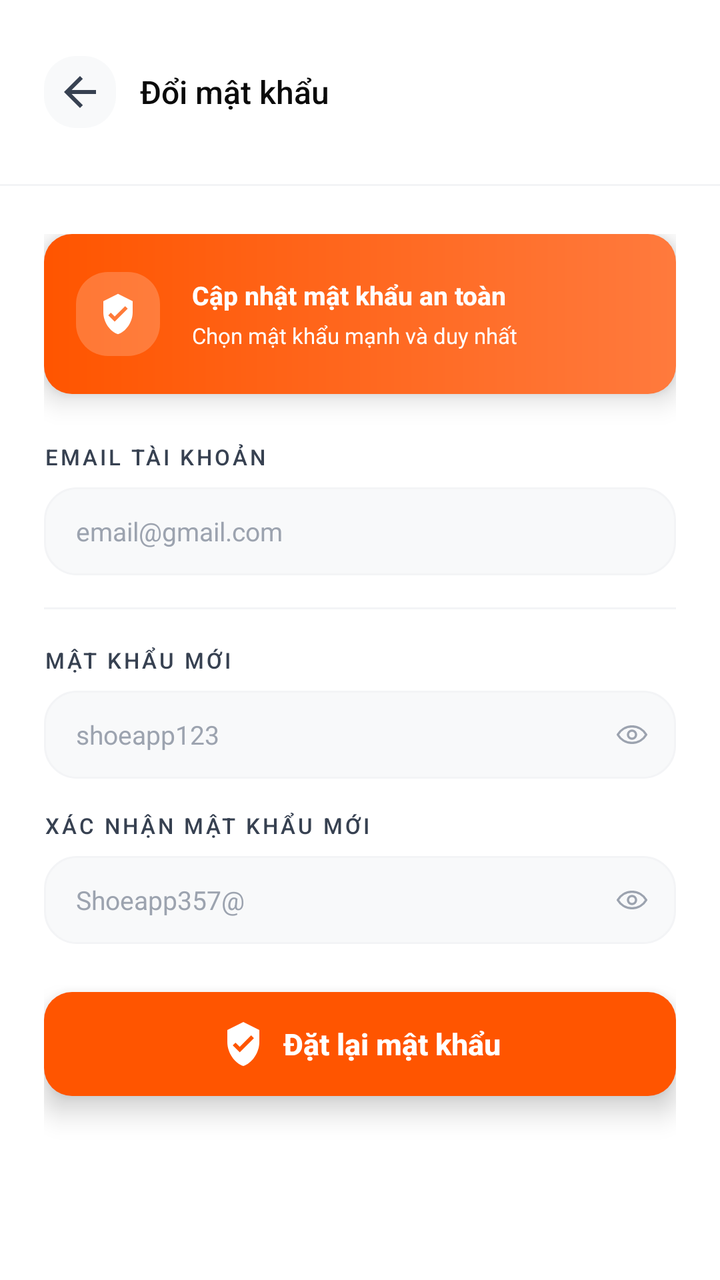
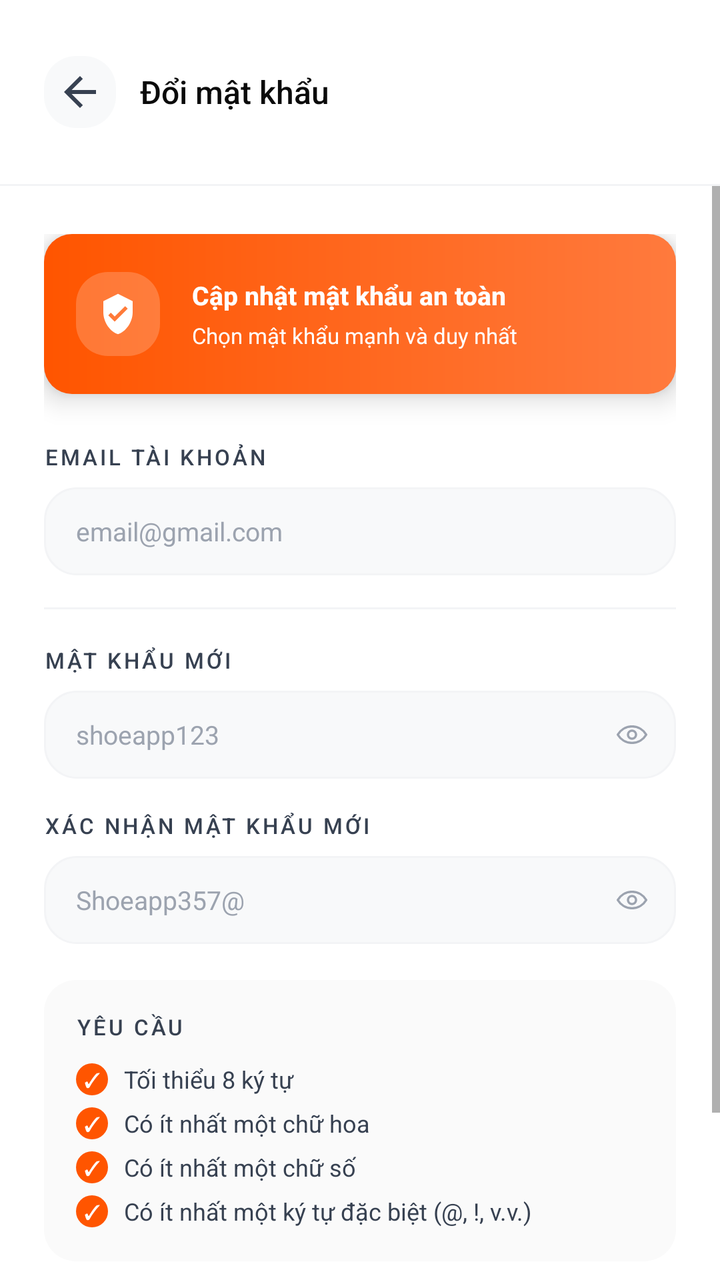

Two renders of the same Android screen: before a commit and after it. Below are the layout's source before the change and the commit's diff.
<!-- AndroidManifest.xml: application theme Theme.SoleStep -->
<!-- res/layout/activity_change_password.xml -->
<?xml version="1.0" encoding="utf-8"?>
<LinearLayout xmlns:android="http://schemas.android.com/apk/res/android"
    xmlns:app="http://schemas.android.com/apk/res-auto"
    xmlns:tools="http://schemas.android.com/tools"
    android:id="@+id/main"
    android:layout_width="match_parent"
    android:layout_height="match_parent"
    android:background="@color/bg_primary"
    android:orientation="vertical"
    tools:context=".authentication.ChangePasswordActivity">

    <LinearLayout
        android:layout_width="match_parent"
        android:layout_height="92dp"
        android:gravity="center_vertical"
        android:orientation="horizontal"
        android:paddingStart="22dp"
        android:paddingEnd="22dp">

        <ImageButton
            android:id="@+id/backButton"
            android:layout_width="36dp"
            android:layout_height="36dp"
            android:background="@drawable/bg_back_button_light"
            android:contentDescription="@string/back"
            android:padding="9dp"
            android:src="@drawable/ic_arrow_back"
            app:tint="@color/text_secondary" />

        <TextView
            android:layout_width="wrap_content"
            android:layout_height="wrap_content"
            android:layout_marginStart="12dp"
            android:fontFamily="sans-serif-medium"
            android:text="@string/auth_change_password_title"
            android:textColor="@color/text_primary"
            android:textSize="16sp" />
    </LinearLayout>

    <View
        android:layout_width="match_parent"
        android:layout_height="1dp"
        android:background="@color/border_light" />

    <ScrollView
        android:layout_width="match_parent"
        android:layout_height="0dp"
        android:layout_weight="1"
        android:clipToPadding="false"
        android:fillViewport="true"
        android:overScrollMode="never">

        <LinearLayout
            android:layout_width="match_parent"
            android:layout_height="wrap_content"
            android:orientation="vertical"
            android:paddingStart="22dp"
            android:paddingTop="24dp"
            android:paddingEnd="22dp"
            android:paddingBottom="32dp">

            <LinearLayout
                android:layout_width="match_parent"
                android:layout_height="80dp"
                android:background="@drawable/bg_auth_alert"
                android:elevation="8dp"
                android:gravity="center_vertical"
                android:orientation="horizontal"
                android:paddingStart="16dp"
                android:paddingEnd="16dp">

                <FrameLayout
                    android:layout_width="42dp"
                    android:layout_height="42dp"
                    android:background="@drawable/bg_auth_alert_icon">

                    <ImageView
                        android:layout_width="22dp"
                        android:layout_height="22dp"
                        android:layout_gravity="center"
                        android:contentDescription="@null"
                        android:src="@drawable/ic_shield"
                        app:tint="@color/brand_white" />
                </FrameLayout>

                <LinearLayout
                    android:layout_width="0dp"
                    android:layout_height="wrap_content"
                    android:layout_marginStart="16dp"
                    android:layout_weight="1"
                    android:orientation="vertical">

                    <TextView
                        android:layout_width="wrap_content"
                        android:layout_height="wrap_content"
                        android:fontFamily="sans-serif-medium"
                        android:text="@string/auth_secure_update"
                        android:textColor="@color/brand_white"
                        android:textSize="13sp"
                        android:textStyle="bold" />

                    <TextView
                        android:layout_width="wrap_content"
                        android:layout_height="wrap_content"
                        android:layout_marginTop="4dp"
                        android:fontFamily="sans-serif"
                        android:lineSpacingExtra="1dp"
                        android:text="@string/auth_secure_update_subtitle"
                        android:textColor="@color/brand_white"
                        android:textSize="11sp" />
                </LinearLayout>
            </LinearLayout>

            <TextView
                style="@style/AuthLabel"
                android:layout_marginTop="24dp"
                android:text="@string/auth_label_current_password" />

            <FrameLayout
                android:id="@+id/currentPasswordField"
                android:layout_width="match_parent"
                android:layout_height="44dp"
                android:layout_marginTop="8dp"
                android:background="@drawable/bg_signup_field">

                <EditText
                    android:id="@+id/emailInput"
                    android:layout_width="match_parent"
                    android:layout_height="match_parent"
                    android:background="@android:color/transparent"
                    android:fontFamily="sans-serif"
                    android:hint="email@gmail.com"
                    android:inputType="textEmailAddress"
                    android:paddingStart="16dp"
                    android:paddingEnd="16dp"
                    android:singleLine="true"
                    android:textColorHint="@color/text_muted"
                    android:textColor="@color/text_primary"
                    android:textSize="13sp" />
            </FrameLayout>

            <View
                android:layout_width="match_parent"
                android:layout_height="1dp"
                android:layout_marginTop="16dp"
                android:background="@color/border_light" />

            <TextView
                style="@style/AuthLabel"
                android:layout_marginTop="18dp"
                android:text="@string/auth_label_new_password" />

            <FrameLayout
                android:id="@+id/newPasswordField"
                android:layout_width="match_parent"
                android:layout_height="44dp"
                android:layout_marginTop="8dp"
                android:background="@drawable/bg_signup_field">

                <EditText
                    android:id="@+id/newPasswordInput"
                    android:layout_width="match_parent"
                    android:layout_height="match_parent"
                    android:background="@android:color/transparent"
                    android:fontFamily="sans-serif"
                    android:inputType="textPassword"
                    android:paddingStart="16dp"
                    android:paddingEnd="48dp"
                    android:singleLine="true"
                    android:hint="shoeapp123"
                    android:textColorHint="@color/text_muted"
                    android:textColor="@color/text_primary"
                    android:textSize="13sp" />

                <ImageButton
                    android:id="@+id/newPasswordVisibility"
                    android:layout_width="44dp"
                    android:layout_height="match_parent"
                    android:layout_gravity="end"
                    android:background="?attr/selectableItemBackgroundBorderless"
                    android:contentDescription="@string/auth_show_password"
                    android:padding="13dp"
                    android:src="@drawable/ic_visibility" />
            </FrameLayout>

            <LinearLayout
                android:layout_width="match_parent"
                android:layout_height="3dp"
                android:layout_marginTop="8dp"
                android:visibility="gone"
                android:orientation="horizontal">

                <View
                    android:layout_width="0dp"
                    android:layout_height="match_parent"
                    android:layout_marginEnd="4dp"
                    android:layout_weight="1"
                    android:background="@drawable/bg_strength_active" />

                <View
                    android:layout_width="0dp"
                    android:layout_height="match_parent"
                    android:layout_marginEnd="4dp"
                    android:layout_weight="1"
                    android:background="@drawable/bg_strength_active" />

                <View
                    android:layout_width="0dp"
                    android:layout_height="match_parent"
                    android:layout_marginEnd="4dp"
                    android:layout_weight="1"
                    android:background="@drawable/bg_strength_active" />

                <View
                    android:layout_width="0dp"
                    android:layout_height="match_parent"
                    android:layout_weight="1"
                    android:background="@drawable/bg_strength_active" />
            </LinearLayout>

            <TextView
                style="@style/AuthLabel"
                android:layout_marginTop="16dp"
                android:text="@string/auth_label_confirm_password" />

            <FrameLayout
                android:id="@+id/confirmPasswordField"
                android:layout_width="match_parent"
                android:layout_height="44dp"
                android:layout_marginTop="8dp"
                android:background="@drawable/bg_signup_field">

                <EditText
                    android:id="@+id/confirmPasswordInput"
                    android:layout_width="match_parent"
                    android:layout_height="match_parent"
                    android:background="@android:color/transparent"
                    android:fontFamily="sans-serif"
                    android:inputType="textPassword"
                    android:paddingStart="16dp"
                    android:paddingEnd="84dp"
                    android:singleLine="true"
                    android:hint="Shoeapp357@"
                    android:textColorHint="@color/text_muted"
                    android:textColor="@color/text_primary"
                    android:textSize="13sp" />

                <TextView
                    android:id="@+id/checkMarkIcon"
                    android:layout_width="24dp"
                    android:layout_height="match_parent"
                    android:layout_gravity="end"
                    android:layout_marginEnd="40dp"
                    android:fontFamily="sans-serif-medium"
                    android:gravity="center"
                    android:text="@string/check_mark"
                    android:textColor="@color/status_success"
                    android:textSize="14sp"
                    android:visibility="gone" />

                <ImageButton
                    android:id="@+id/confirmPasswordVisibility"
                    android:layout_width="44dp"
                    android:layout_height="match_parent"
                    android:layout_gravity="end"
                    android:background="?attr/selectableItemBackgroundBorderless"
                    android:contentDescription="@string/auth_show_password"
                    android:padding="13dp"
                    android:src="@drawable/ic_visibility" />
            </FrameLayout>

            <TextView
                android:id="@+id/passwordMatchText"
                android:layout_width="wrap_content"
                android:layout_height="wrap_content"
                android:layout_marginTop="6dp"
                android:fontFamily="sans-serif"
                android:text="@string/auth_passwords_match"
                android:textColor="@color/status_success"
                android:textSize="10sp"
                android:visibility="gone" />

            <LinearLayout
                android:layout_width="match_parent"
                android:layout_height="wrap_content"
                android:layout_marginTop="18dp"
                android:background="@drawable/bg_requirements_card"
                android:visibility="gone"
                android:orientation="vertical"
                android:paddingStart="16dp"
                android:paddingTop="16dp"
                android:paddingEnd="16dp"
                android:paddingBottom="14dp">

                <TextView
                    android:layout_width="wrap_content"
                    android:layout_height="wrap_content"
                    android:fontFamily="sans-serif-medium"
                    android:letterSpacing="0.12"
                    android:text="@string/auth_requirements"
                    android:textAllCaps="true"
                    android:textColor="@color/text_secondary"
                    android:textSize="11sp" />

                <include layout="@layout/row_password_requirement_length" />
                <include layout="@layout/row_password_requirement_uppercase" />
                <include layout="@layout/row_password_requirement_number" />
                <include layout="@layout/row_password_requirement_special" />
            </LinearLayout>

            <com.google.android.material.button.MaterialButton
                android:id="@+id/updatePasswordButton"
                android:layout_width="match_parent"
                android:layout_height="52dp"
                android:layout_marginTop="24dp"
                android:elevation="8dp"
                android:fontFamily="sans-serif-medium"
                android:insetBottom="0dp"
                android:insetTop="0dp"
                android:minHeight="0dp"
                android:minWidth="0dp"
                android:text="Đặt lại mật khẩu"
                android:textAllCaps="false"
                android:textColor="@color/brand_white"
                android:textSize="15sp"
                android:textStyle="bold"
                app:backgroundTint="@color/brand_orange"
                app:cornerRadius="14dp"
                app:icon="@drawable/ic_shield"
                app:iconGravity="textStart"
                app:iconPadding="8dp"
                app:iconTint="@color/brand_white"
                app:rippleColor="@color/brand_orange_dark" />
        </LinearLayout>
    </ScrollView>
</LinearLayout>
<!-- res/layout/row_password_requirement_length.xml (included above) -->
<?xml version="1.0" encoding="utf-8"?>
<LinearLayout xmlns:android="http://schemas.android.com/apk/res/android"
    android:layout_width="match_parent"
    android:layout_height="22dp"
    android:layout_marginTop="8dp"
    android:gravity="center_vertical"
    android:orientation="horizontal">

    <TextView
        android:layout_width="16dp"
        android:layout_height="16dp"
        android:background="@drawable/bg_signup_step_done"
        android:fontFamily="sans-serif-medium"
        android:gravity="center"
        android:text="@string/check_mark"
        android:textColor="@color/brand_white"
        android:textSize="10sp" />

    <TextView
        android:layout_width="wrap_content"
        android:layout_height="wrap_content"
        android:layout_marginStart="8dp"
        android:fontFamily="sans-serif"
        android:text="@string/pass_req_length"
        android:textColor="@color/text_secondary"
        android:textSize="12sp" />
</LinearLayout>
<!-- res/layout/row_password_requirement_uppercase.xml (included above) -->
<?xml version="1.0" encoding="utf-8"?>
<LinearLayout xmlns:android="http://schemas.android.com/apk/res/android"
    android:layout_width="match_parent"
    android:layout_height="22dp"
    android:gravity="center_vertical"
    android:orientation="horizontal">

    <TextView
        android:layout_width="16dp"
        android:layout_height="16dp"
        android:background="@drawable/bg_signup_step_done"
        android:fontFamily="sans-serif-medium"
        android:gravity="center"
        android:text="@string/check_mark"
        android:textColor="@color/brand_white"
        android:textSize="10sp" />

    <TextView
        android:layout_width="wrap_content"
        android:layout_height="wrap_content"
        android:layout_marginStart="8dp"
        android:fontFamily="sans-serif"
        android:text="@string/pass_req_uppercase"
        android:textColor="@color/text_secondary"
        android:textSize="12sp" />
</LinearLayout>
<!-- res/layout/row_password_requirement_number.xml (included above) -->
<?xml version="1.0" encoding="utf-8"?>
<LinearLayout xmlns:android="http://schemas.android.com/apk/res/android"
    android:layout_width="match_parent"
    android:layout_height="22dp"
    android:gravity="center_vertical"
    android:orientation="horizontal">

    <TextView
        android:layout_width="16dp"
        android:layout_height="16dp"
        android:background="@drawable/bg_signup_step_done"
        android:fontFamily="sans-serif-medium"
        android:gravity="center"
        android:text="@string/check_mark"
        android:textColor="@color/brand_white"
        android:textSize="10sp" />

    <TextView
        android:layout_width="wrap_content"
        android:layout_height="wrap_content"
        android:layout_marginStart="8dp"
        android:fontFamily="sans-serif"
        android:text="@string/pass_req_number"
        android:textColor="@color/text_secondary"
        android:textSize="12sp" />
</LinearLayout>
<!-- res/layout/row_password_requirement_special.xml (included above) -->
<?xml version="1.0" encoding="utf-8"?>
<LinearLayout xmlns:android="http://schemas.android.com/apk/res/android"
    android:layout_width="match_parent"
    android:layout_height="22dp"
    android:gravity="center_vertical"
    android:orientation="horizontal">

    <TextView
        android:layout_width="16dp"
        android:layout_height="16dp"
        android:background="@drawable/bg_signup_step_done"
        android:fontFamily="sans-serif-medium"
        android:gravity="center"
        android:text="@string/check_mark"
        android:textColor="@color/brand_white"
        android:textSize="10sp" />

    <TextView
        android:layout_width="wrap_content"
        android:layout_height="wrap_content"
        android:layout_marginStart="8dp"
        android:fontFamily="sans-serif"
        android:text="@string/pass_req_special"
        android:textColor="@color/text_secondary"
        android:textSize="12sp" />
</LinearLayout>
<!-- resources referenced by this layout -->
<resources>
  <color name="bg_primary">#FFFFFF</color>
  <color name="border_light">#F3F4F6</color>
  <color name="brand_orange">#FF5500</color>
  <color name="brand_orange_dark">#CC4400</color>
  <color name="brand_white">#FFFFFF</color>
  <color name="status_success">#10B981</color>
  <color name="text_muted">#9CA3AF</color>
  <color name="text_primary">#0A0A0A</color>
  <color name="text_secondary">#374151</color>
  <!-- drawable bg_requirements_card (drawable) -->
  <?xml version="1.0" encoding="utf-8"?>
  <shape xmlns:android="http://schemas.android.com/apk/res/android">
      <solid android:color="#FAFAFA" />
      <corners android:radius="16dp" />
  </shape>
  <!-- drawable bg_signup_step_done (drawable) -->
  <?xml version="1.0" encoding="utf-8"?>
  <shape xmlns:android="http://schemas.android.com/apk/res/android"
      android:shape="oval">
      <solid android:color="@color/brand_orange" />
  </shape>
  <string name="auth_change_password_title">Đổi mật khẩu</string>
  <string name="auth_label_confirm_password">Xác nhận mật khẩu mới</string>
  <string name="auth_label_current_password">Email tài khoản</string>
  <string name="auth_label_new_password">Mật khẩu mới</string>
  <string name="auth_passwords_match">Mật khẩu trùng khớp</string>
  <string name="auth_requirements">Yêu cầu</string>
  <string name="auth_secure_update">Cập nhật mật khẩu an toàn</string>
  <string name="auth_secure_update_subtitle">Chọn mật khẩu mạnh và duy nhất</string>
  <string name="auth_show_password">Hiển thị mật khẩu</string>
  <string name="back">Quay lại</string>
  <string name="check_mark">✓</string>
  <string name="pass_req_length">Tối thiểu 8 ký tự</string>
  <string name="pass_req_number">Có ít nhất một chữ số</string>
  <string name="pass_req_special">Có ít nhất một ký tự đặc biệt (@, !, v.v.)</string>
  <string name="pass_req_uppercase">Có ít nhất một chữ hoa</string>
  <color name="brand_black">#0A0A0A</color>
  <color name="bg_dark_surface_2">#161616</color>
  <color name="bg_secondary">#F8F8F8</color>
  <color name="status_error">#EF4444</color>
  <style name="ShapeAppearance.SoleStep.Small" parent="">
          <item name="cornerFamily">rounded</item>
          <item name="cornerSize">@dimen/radius_sm</item>
      </style>
  <style name="ShapeAppearance.SoleStep.Medium" parent="">
          <item name="cornerFamily">rounded</item>
          <item name="cornerSize">@dimen/radius_lg</item>
      </style>
  <style name="ShapeAppearance.SoleStep.Large" parent="">
          <item name="cornerFamily">rounded</item>
          <item name="cornerSize">@dimen/radius_2xl</item>
      </style>
  <dimen name="radius_sm">8dp</dimen>
  <dimen name="radius_lg">16dp</dimen>
  <dimen name="radius_2xl">24dp</dimen>
  <dimen name="font_display">48sp</dimen>
  <dimen name="font_title_large">24sp</dimen>
  <dimen name="font_title">20sp</dimen>
  <dimen name="font_headline">18sp</dimen>
  <dimen name="font_subheading">16sp</dimen>
  <dimen name="font_label">14sp</dimen>
  <dimen name="font_body">13sp</dimen>
  <dimen name="font_caption">11sp</dimen>
  <color name="text_tertiary">#6B7280</color>
  <dimen name="font_caption_small">10sp</dimen>
  <dimen name="font_overline">9sp</dimen>
  <dimen name="elev_bottom_nav">8dp</dimen>
  <dimen name="bottom_nav_height">88dp</dimen>
  <dimen name="radius_button">20dp</dimen>
  <dimen name="btn_height_large">52dp</dimen>
  <dimen name="space_16">32dp</dimen>
  <dimen name="elev_raised">4dp</dimen>
  <color name="border_normal">#E5E7EB</color>
  <dimen name="radius_input">20dp</dimen>
  <color name="text_placeholder">#D1D5DB</color>
  <dimen name="radius_chip">12dp</dimen>
  <dimen name="stroke_thin">1dp</dimen>
  <dimen name="space_12">24dp</dimen>
  <dimen name="btn_height_tiny">28dp</dimen>
  <dimen name="radius_card">20dp</dimen>
  <dimen name="elev_card">2dp</dimen>
  <dimen name="toolbar_height">56dp</dimen>
  <dimen name="space_screen_horizontal">20dp</dimen>
  <dimen name="elev_top_bar">4dp</dimen>
  <dimen name="elev_fab">6dp</dimen>
  <!-- unchanged entries left out for length: 28 -->
</resources>

<!-- the commit's change to res/layout/activity_change_password.xml (unified diff, before → after) -->
@@ -285,12 +285,12 @@
                 android:layout_height="wrap_content"
                 android:layout_marginTop="18dp"
                 android:background="@drawable/bg_requirements_card"
-                android:visibility="gone"
                 android:orientation="vertical"
                 android:paddingStart="16dp"
                 android:paddingTop="16dp"
                 android:paddingEnd="16dp"
                 android:paddingBottom="14dp">
+
 
                 <TextView
                     android:layout_width="wrap_content"
